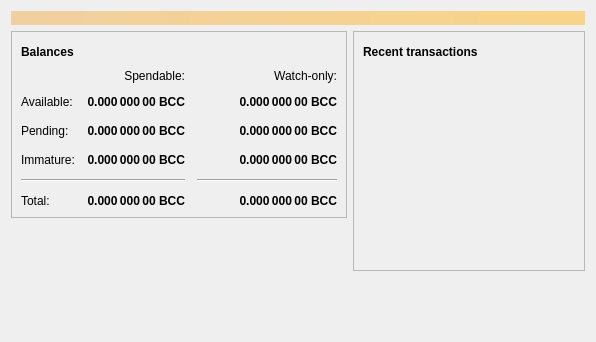
First picture: the form in src/qt/forms/overviewpage.ui, repository Bitcoin-ABC/bitcoin-abc, before the edit.
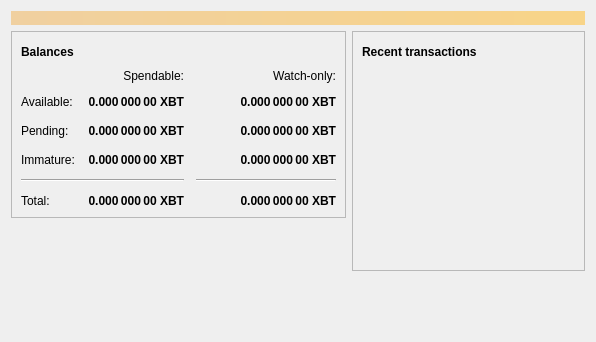
Second picture: the form after the edit. Icons and pictures are not drawn.

```diff
--- a/src/qt/forms/overviewpage.ui
+++ b/src/qt/forms/overviewpage.ui
@@ -129,7 +129,7 @@
                <string>Unconfirmed transactions to watch-only addresses</string>
               </property>
               <property name="text">
-               <string notr="true">0.000 000 00 BCC</string>
+               <string notr="true">0.000 000 00 XBT</string>
               </property>
               <property name="alignment">
                <set>Qt::AlignRight|Qt::AlignTrailing|Qt::AlignVCenter</set>
@@ -154,7 +154,7 @@
                <string>Total of transactions that have yet to be confirmed, and do not yet count toward the spendable balance</string>
               </property>
               <property name="text">
-               <string notr="true">0.000 000 00 BCC</string>
+               <string notr="true">0.000 000 00 XBT</string>
               </property>
               <property name="alignment">
                <set>Qt::AlignRight|Qt::AlignTrailing|Qt::AlignVCenter</set>
@@ -179,7 +179,7 @@
                <string>Mined balance in watch-only addresses that has not yet matured</string>
               </property>
               <property name="text">
-               <string notr="true">0.000 000 00 BCC</string>
+               <string notr="true">0.000 000 00 XBT</string>
               </property>
               <property name="alignment">
                <set>Qt::AlignRight|Qt::AlignTrailing|Qt::AlignVCenter</set>
@@ -237,7 +237,7 @@
                <string>Mined balance that has not yet matured</string>
               </property>
               <property name="text">
-               <string notr="true">0.000 000 00 BCC</string>
+               <string notr="true">0.000 000 00 XBT</string>
               </property>
               <property name="alignment">
                <set>Qt::AlignRight|Qt::AlignTrailing|Qt::AlignVCenter</set>
@@ -282,7 +282,7 @@
                <string>Your current total balance</string>
               </property>
               <property name="text">
-               <string notr="true">0.000 000 00 BCC</string>
+               <string notr="true">0.000 000 00 XBT</string>
               </property>
               <property name="alignment">
                <set>Qt::AlignRight|Qt::AlignTrailing|Qt::AlignVCenter</set>
@@ -307,7 +307,7 @@
                <string>Current total balance in watch-only addresses</string>
               </property>
               <property name="text">
-               <string notr="true">0.000 000 00 BCC</string>
+               <string notr="true">0.000 000 00 XBT</string>
               </property>
               <property name="alignment">
                <set>Qt::AlignRight|Qt::AlignTrailing|Qt::AlignVCenter</set>
@@ -349,7 +349,7 @@
                <string>Your current spendable balance</string>
               </property>
               <property name="text">
-               <string notr="true">0.000 000 00 BCC</string>
+               <string notr="true">0.000 000 00 XBT</string>
               </property>
               <property name="alignment">
                <set>Qt::AlignRight|Qt::AlignTrailing|Qt::AlignVCenter</set>
@@ -374,7 +374,7 @@
                <string>Your current balance in watch-only addresses</string>
               </property>
               <property name="text">
-               <string notr="true">0.000 000 00 BCC</string>
+               <string notr="true">0.000 000 00 XBT</string>
               </property>
               <property name="alignment">
                <set>Qt::AlignRight|Qt::AlignTrailing|Qt::AlignVCenter</set>
```
